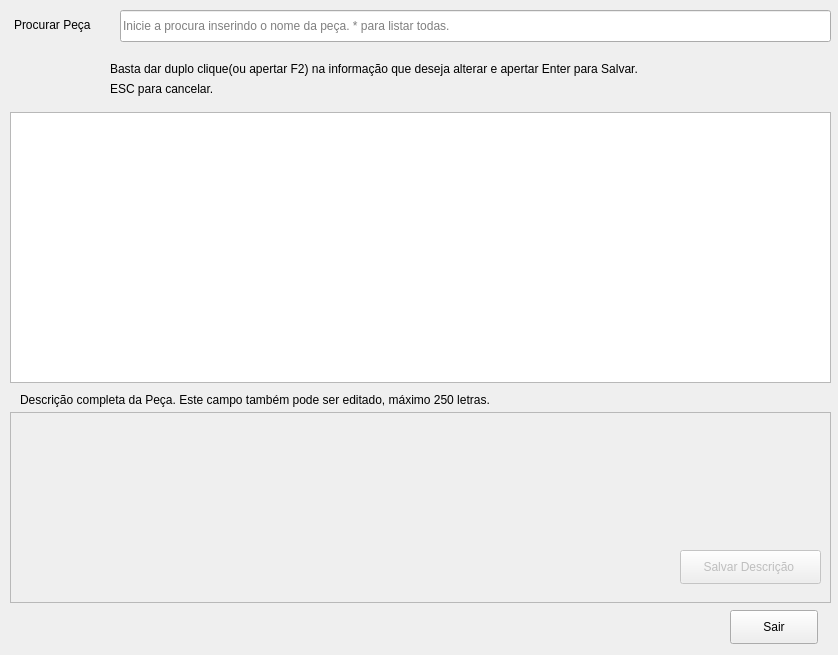
Above: Stock_Control.ui from bedi1982/Oficina before the change. Below: the same form after it.
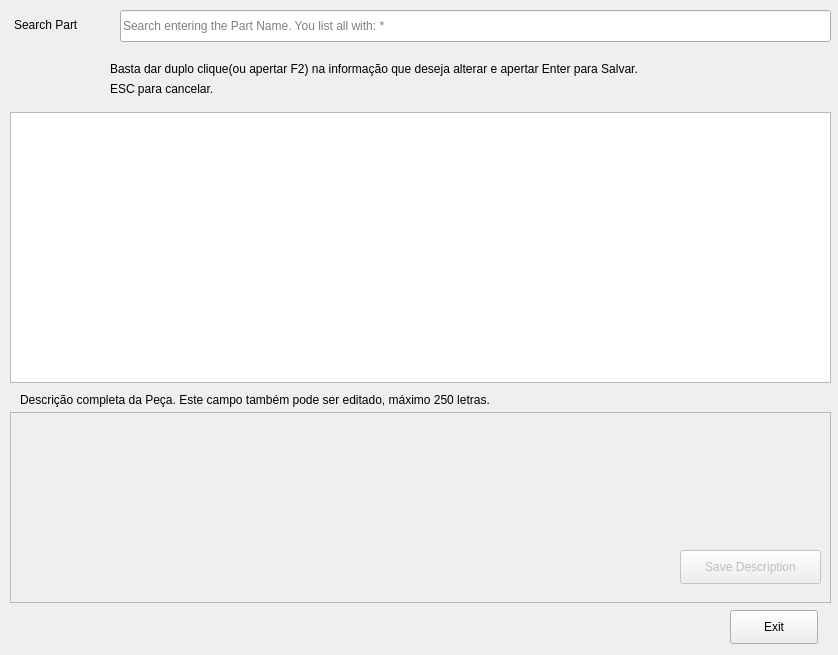
That is the form after the change.

```diff
--- a/Stock_Control.ui
+++ b/Stock_Control.ui
@@ -35,7 +35,7 @@
     </rect>
    </property>
    <property name="text">
-    <string>Procurar Peça</string>
+    <string>Search Part</string>
    </property>
   </widget>
   <widget class="QLineEdit" name="line_Part_Name">
@@ -54,7 +54,7 @@
     <number>30</number>
    </property>
    <property name="placeholderText">
-    <string>Inicie a procura inserindo o nome da peça. * para listar todas.</string>
+    <string>Search entering the Part Name. You list all with: *</string>
    </property>
   </widget>
   <widget class="QTableView" name="tbl_Parts">
@@ -112,7 +112,7 @@
     </rect>
    </property>
    <property name="text">
-    <string>Salvar Descrição </string>
+    <string>Save Description</string>
    </property>
   </widget>
   <widget class="QPushButton" name="btn_Exit">
@@ -125,7 +125,7 @@
     </rect>
    </property>
    <property name="text">
-    <string>Sair</string>
+    <string>Exit</string>
    </property>
   </widget>
   <widget class="QLabel" name="llb_info_2">
```
